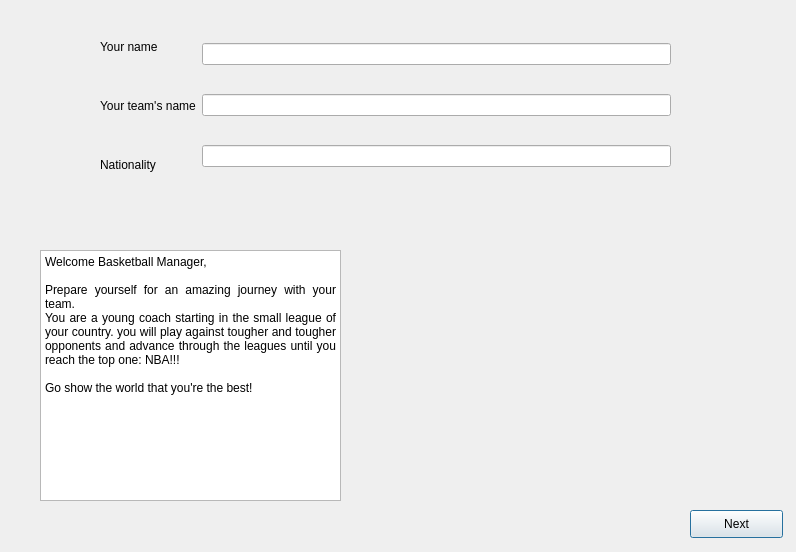
Before: the Qt Designer form BTM_Qt/startmenu.ui in skandermoalla/CSE201-Top5, drawn with Qt 5.
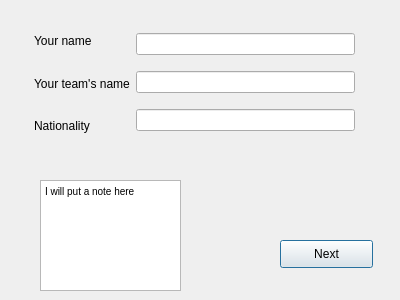
After: the same form once the commit is applied.

```diff
--- a/BTM_Qt/startmenu.ui
+++ b/BTM_Qt/startmenu.ui
@@ -6,8 +6,8 @@
    <rect>
     <x>0</x>
     <y>0</y>
-    <width>796</width>
-    <height>552</height>
+    <width>400</width>
+    <height>300</height>
    </rect>
   </property>
   <property name="windowTitle">
@@ -17,29 +17,24 @@
    <property name="geometry">
     <rect>
      <x>40</x>
-     <y>250</y>
-     <width>301</width>
-     <height>251</height>
+     <y>180</y>
+     <width>141</width>
+     <height>111</height>
     </rect>
    </property>
    <property name="html">
     <string>&lt;!DOCTYPE HTML PUBLIC &quot;-//W3C//DTD HTML 4.0//EN&quot; &quot;http://www.w3.org/TR/REC-html40/strict.dtd&quot;&gt;
 &lt;html&gt;&lt;head&gt;&lt;meta name=&quot;qrichtext&quot; content=&quot;1&quot; /&gt;&lt;style type=&quot;text/css&quot;&gt;
 p, li { white-space: pre-wrap; }
-&lt;/style&gt;&lt;/head&gt;&lt;body style=&quot; font-family:'.SF NS Text'; font-size:13pt; font-weight:400; font-style:normal;&quot;&gt;
-&lt;p style=&quot; margin-top:0px; margin-bottom:0px; margin-left:0px; margin-right:0px; -qt-block-indent:0; text-indent:0px;&quot;&gt;&lt;span style=&quot; font-family:'MS Shell Dlg 2'; font-size:9pt; color:#000000;&quot;&gt;Welcome Basketball Manager,&lt;/span&gt;&lt;/p&gt;
-&lt;p style=&quot;-qt-paragraph-type:empty; margin-top:0px; margin-bottom:0px; margin-left:0px; margin-right:0px; -qt-block-indent:0; text-indent:0px; font-family:'MS Shell Dlg 2'; font-size:9pt; color:#ff0000;&quot;&gt;&lt;br /&gt;&lt;/p&gt;
-&lt;p align=&quot;justify&quot; style=&quot; margin-top:0px; margin-bottom:0px; margin-left:0px; margin-right:0px; -qt-block-indent:0; text-indent:0px;&quot;&gt;&lt;span style=&quot; font-family:'MS Shell Dlg 2'; font-size:9pt; color:#000000;&quot;&gt;Prepare yourself for an amazing journey with your team.&lt;/span&gt;&lt;/p&gt;
-&lt;p align=&quot;justify&quot; style=&quot; margin-top:0px; margin-bottom:0px; margin-left:0px; margin-right:0px; -qt-block-indent:0; text-indent:0px;&quot;&gt;&lt;span style=&quot; font-family:'MS Shell Dlg 2'; font-size:9pt; color:#000000;&quot;&gt;You are a young coach starting in the small league of your country. you will play against tougher and tougher opponents and advance through the leagues until you reach the top one: NBA!!!&lt;/span&gt;&lt;/p&gt;
-&lt;p style=&quot;-qt-paragraph-type:empty; margin-top:0px; margin-bottom:0px; margin-left:0px; margin-right:0px; -qt-block-indent:0; text-indent:0px; font-family:'MS Shell Dlg 2'; font-size:9pt; color:#ff0000;&quot;&gt;&lt;br /&gt;&lt;/p&gt;
-&lt;p style=&quot; margin-top:0px; margin-bottom:0px; margin-left:0px; margin-right:0px; -qt-block-indent:0; text-indent:0px;&quot;&gt;&lt;span style=&quot; font-family:'MS Shell Dlg 2'; font-size:9pt; color:#000000;&quot;&gt;Go show the world that you're the best! &lt;/span&gt;&lt;span style=&quot; font-family:'MS Shell Dlg 2'; font-size:9pt; color:#ff0000;&quot;&gt; &lt;/span&gt;&lt;/p&gt;&lt;/body&gt;&lt;/html&gt;</string>
+&lt;/style&gt;&lt;/head&gt;&lt;body style=&quot; font-family:'MS Shell Dlg 2'; font-size:7.8pt; font-weight:400; font-style:normal;&quot;&gt;
+&lt;p style=&quot; margin-top:0px; margin-bottom:0px; margin-left:0px; margin-right:0px; -qt-block-indent:0; text-indent:0px;&quot;&gt;I will put a note here&lt;/p&gt;&lt;/body&gt;&lt;/html&gt;</string>
    </property>
   </widget>
   <widget class="QPushButton" name="Next">
    <property name="geometry">
     <rect>
-     <x>690</x>
-     <y>510</y>
+     <x>280</x>
+     <y>240</y>
      <width>93</width>
      <height>28</height>
     </rect>
@@ -48,13 +43,13 @@
     <string>Next</string>
    </property>
   </widget>
-  <widget class="QWidget" name="layoutWidget">
+  <widget class="QWidget" name="">
    <property name="geometry">
     <rect>
-     <x>100</x>
-     <y>20</y>
-     <width>571</width>
-     <height>171</height>
+     <x>34</x>
+     <y>23</y>
+     <width>321</width>
+     <height>121</height>
     </rect>
    </property>
    <layout class="QHBoxLayout" name="horizontalLayout">
```
